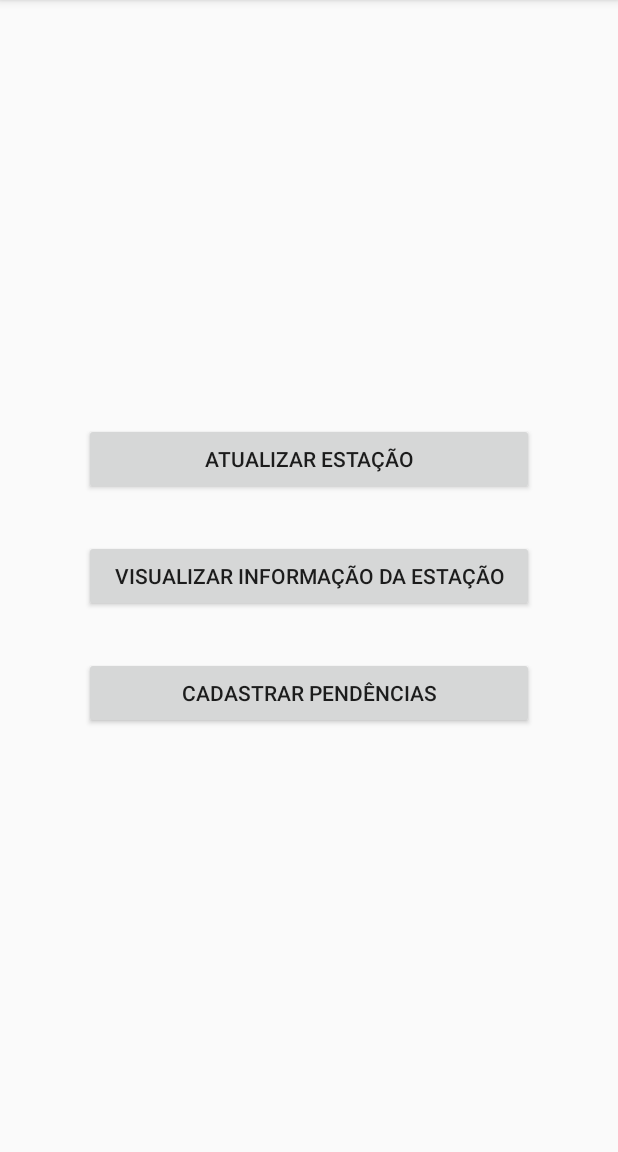
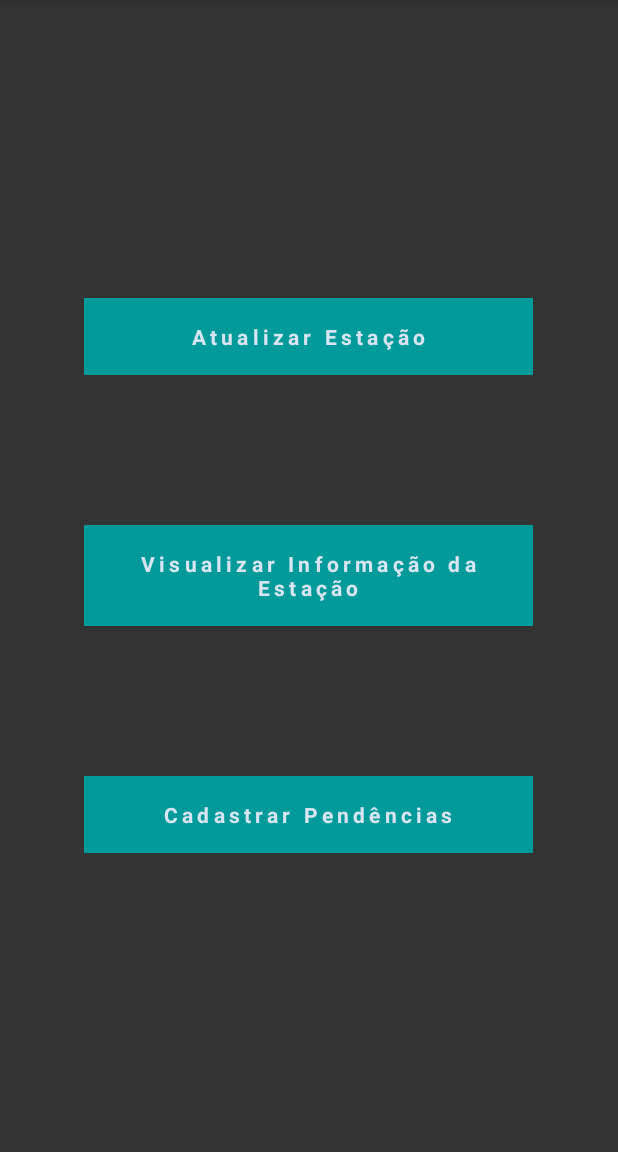
Before and after one commit to AlexandreMenegassi/Sistema-de-Gerenciamento-Operacional, an Android app: the MainActivity screen opened directly, with no data from a screen before it, on a phone screen of 412 x 824 dp, the part 84-1236 px from its top. Run offline under Robolectric (Android 15) with nearby library versions, the phone set to English and light mode, and no system bars.

Commit message:
Refatorando XML e atribuindo Bootstrap ao layout

```diff
--- a/app/src/main/res/layout/activity_main.xml
+++ b/app/src/main/res/layout/activity_main.xml
@@ -3,28 +3,60 @@
     xmlns:tools="http://schemas.android.com/tools"
     android:layout_width="match_parent"
     android:layout_height="match_parent"
+    android:background="@drawable/fundo_main"
+    android:gravity="center|top"
+    android:orientation="vertical"
+    tools:context=".view.main.MainActivity">
+
+    <LinearLayout
+        android:layout_width="350dp"
+        android:layout_height="match_parent"
+        android:layout_gravity="center"
         android:orientation="vertical"
         android:gravity="center"
-    tools:context=".view.main.MainActivity">
+        android:padding="25dp">
 
-    <Button
+        <TextView
             android:id="@+id/atualizarEstacaoId"
-        android:layout_width="300dp"
+            android:layout_width="match_parent"
             android:layout_height="wrap_content"
-        android:text="@string/button_1"/>
+            android:layout_gravity="bottom"
+            android:background="#009a9a"
+            android:gravity="center"
+            android:letterSpacing="0.2"
+            android:padding="16dp"
+            android:text="@string/button_1"
+            android:textColor="#d9e5f3"
+            android:textStyle="bold" />
 
-    <Button
+        <TextView
             android:id="@+id/vizualizarEstacaoId"
-        android:layout_width="300dp"
+            android:layout_width="match_parent"
             android:layout_height="wrap_content"
+            android:layout_gravity="bottom"
+            android:layout_marginTop="100dp"
+            android:background="#009a9a"
+            android:gravity="center"
+            android:letterSpacing="0.2"
+            android:padding="16dp"
             android:text="@string/nutton_2"
-        android:layout_marginTop="30dp"/>
+            android:textColor="#d9e5f3"
+            android:textStyle="bold" />
 
-    <Button
+
+        <TextView
             android:id="@+id/cadastrarPendenciasId"
-        android:layout_width="300dp"
+            android:layout_width="match_parent"
             android:layout_height="wrap_content"
+            android:layout_gravity="bottom"
+            android:layout_marginTop="100dp"
+            android:background="#009a9a"
+            android:gravity="center"
+            android:letterSpacing="0.2"
+            android:padding="16dp"
             android:text="@string/button_3"
-        android:layout_marginTop="30dp"/>
+            android:textColor="#d9e5f3"
+            android:textStyle="bold" />
 
     </LinearLayout>
+</LinearLayout>
```
Also changed, not shown: app/src/main/res/layout/activity_login.xml (+94 -29 lines). Lines whose indentation alone changed are shown as unchanged.
